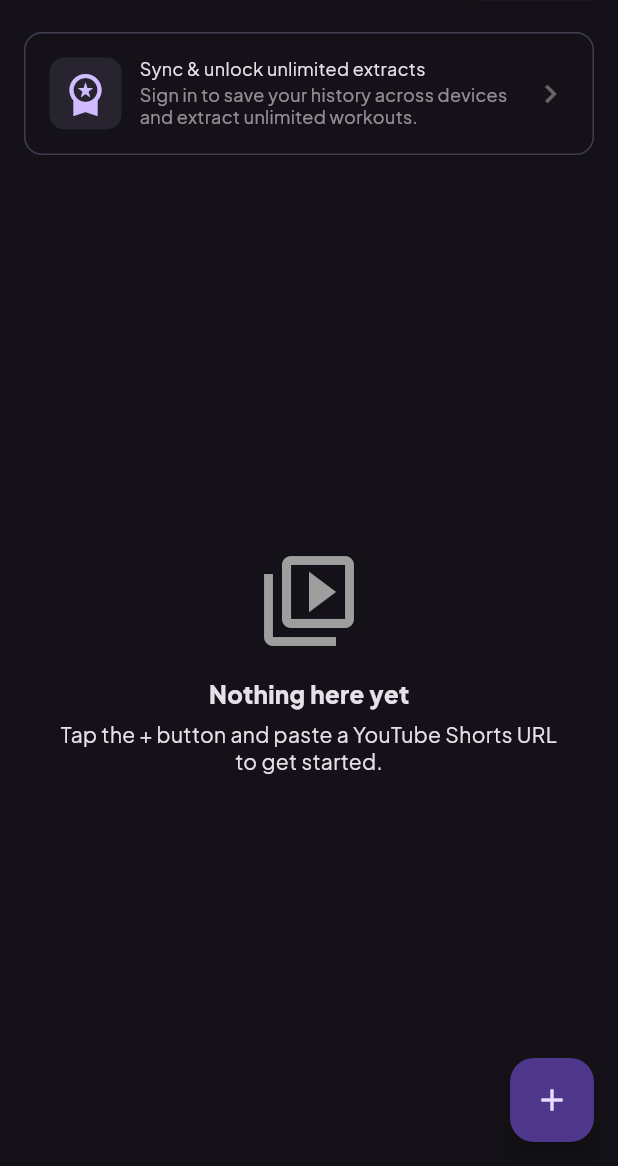
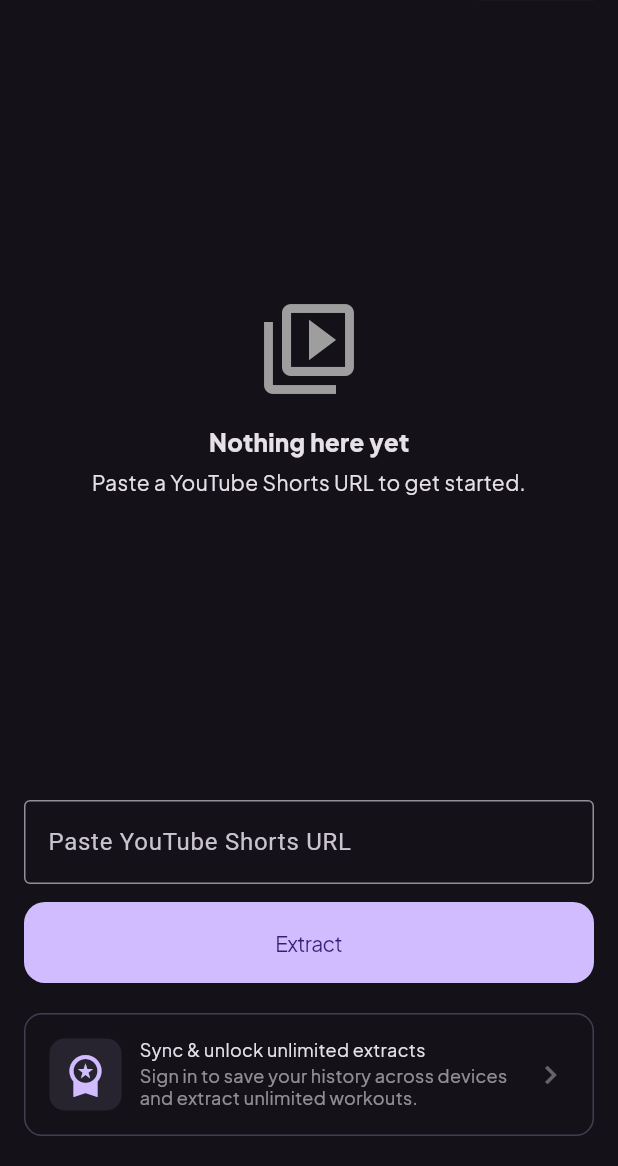
Before and after one commit to nobrefelipe/reelfit, a Flutter app: the screen it shows after launch, on a phone screen of 412 x 824 dp, the part 70-1236 px from its top. Run offline on Flutter 3.47's test engine with Material 3 defaults, Android fonts, the phone set to English and light mode, and no system bars; our stand-ins replace fl_chart, go_router, google_fonts, shared_preferences, supabase_flutter; missing offline and left inert: family_bottom_sheet; accounts and stored records are empty.

Commit message:
Refactor Extract functionality and improve HomeScreen layout
- Removed ExtractSheet and integrated its functionality into a new ExtractInput widget for better modularity.
- Updated HomeScreen to utilize ExtractInput for URL extraction, enhancing user experience.
- Improved error handling for extraction results, providing clearer feedback for users.
- Simplified guest counter banner logic and removed dismiss functionality for a cleaner interface.
- Adjusted empty state messaging for clarity and conciseness.

```diff
--- a/lib/views/home/home_screen.dart
+++ b/lib/views/home/home_screen.dart
@@ -5,13 +5,14 @@ import '../../controllers/extract_controller.dart';
 import '../../controllers/history_controller.dart';
 import '../../core/atomic_state/result.dart';
 import '../../core/global_atoms.dart';
+import '../../core/ui/notifications/snackbar/snackbar.dart';
 import '../../core/ui/text.dart';
 import '../../models/video_model.dart';
 import '../auth/sign_in_sheet.dart';
 import '../auth/widgets/profile_button.dart';
 import '../auth/widgets/sign_in_button.dart';
-import 'extract_sheet.dart';
 import 'widgets/empty_state.dart';
+import 'widgets/extract_input.dart';
 import 'widgets/guest_counter_banner.dart';
 import 'widgets/sign_in_banner.dart';
 import 'widgets/skeleton_list.dart';
@@ -25,6 +26,8 @@ class HomeScreen extends StatefulWidget {
 }
 
 class _HomeScreenState extends State<HomeScreen> {
+  final _urlController = TextEditingController();
+
   @override
   void initState() {
     super.initState();
@@ -36,6 +39,7 @@ class _HomeScreenState extends State<HomeScreen> {
 
   @override
   void dispose() {
+    _urlController.dispose();
     authState.removeListener(_onAuthChanged);
     extractResult.removeListener(_onExtractResult);
     super.dispose();
@@ -47,6 +51,7 @@ class _HomeScreenState extends State<HomeScreen> {
     if (!mounted) return;
     final result = extractResult.value;
     if (result is Success<VideoModel>) {
+      _urlController.clear();
       final video = result.value;
       if (video.type == 'workout') {
         context.go('/workout/${video.videoId}');
@@ -55,13 +60,18 @@ class _HomeScreenState extends State<HomeScreen> {
         context.go('/diet/${video.videoId}');
         extractController.reset();
       }
-    } else if (result is Failure<VideoModel> && result.message == 'guest_limit') {
+    } else if (result is Failure<VideoModel>) {
+      final msg = result.message;
+      if (msg == 'guest_limit') {
         extractController.reset();
         SignInSheet.show(
           context,
           title: "You've used your 3 free extracts",
           subtitle: 'Sign in with Google to save unlimited workouts and track your progress.',
         );
+      } else {
+        UIKShowSnackBar(context, message: msg, type: UIKSnackBarType.error);
+      }
     }
   }
 
@@ -79,21 +89,11 @@ class _HomeScreenState extends State<HomeScreen> {
         crossAxisAlignment: CrossAxisAlignment.stretch,
         children: [
           if (extractController.isGuest)
-            guestBannerDismissed(
-              (dismissed) => dismissed
-                  ? const SizedBox.shrink()
-                  : guestCount(
+            guestCount(
               (count) => count > 0
-                          ? GuestCounterBanner(
-                              used: count,
-                              onDismiss: () => guestBannerDismissed.emit(true),
-                            )
+                  ? GuestCounterBanner(used: count)
                   : const SizedBox.shrink(),
             ),
-            )
-          else
-            const SizedBox.shrink(),
-          if (extractController.isGuest) const SignInBanner(),
           Expanded(
             child: history(
               loading: () => const SkeletonList(),
@@ -102,11 +102,10 @@ class _HomeScreenState extends State<HomeScreen> {
               success: VideoList.new,
             ),
           ),
+          ExtractInput(urlController: _urlController),
+          if (extractController.isGuest) const SignInBanner(),
+          const SizedBox(height: 20),
         ],
-      ),
-      floatingActionButton: FloatingActionButton(
-        onPressed: () => ExtractSheet.show(context),
-        child: const Icon(Icons.add),
       ),
     );
   }
--- a/lib/views/home/widgets/empty_state.dart
+++ b/lib/views/home/widgets/empty_state.dart
@@ -18,7 +18,7 @@ class EmptyState extends StatelessWidget {
             UIKText.h5('Nothing here yet'),
             const SizedBox(height: 8),
             UIKText.body(
-              'Tap the + button and paste a YouTube Shorts URL to get started.',
+              'Paste a YouTube Shorts URL to get started.',
               textAlign: TextAlign.center,
             ),
           ],
--- /dev/null
+++ b/lib/views/home/widgets/extract_input.dart
@@ -0,0 +1,38 @@
+import 'package:flutter/material.dart';
+
+import '../../../controllers/extract_controller.dart';
+import '../../../core/ui/buttons/ui_kit_button.dart';
+
+class ExtractInput extends StatelessWidget {
+  const ExtractInput({super.key, required this.urlController});
+
+  final TextEditingController urlController;
+
+  @override
+  Widget build(BuildContext context) {
+    return Padding(
+      padding: const EdgeInsets.fromLTRB(16, 16, 16, 8),
+      child: Column(
+        crossAxisAlignment: CrossAxisAlignment.stretch,
+        children: [
+          TextField(
+            controller: urlController,
+            keyboardType: TextInputType.url,
+            textInputAction: TextInputAction.go,
+            onSubmitted: (_) => extractController.extract(urlController.text.trim()),
+            decoration: const InputDecoration(
+              hintText: 'Paste YouTube Shorts URL',
+              border: OutlineInputBorder(),
+            ),
+          ),
+          const SizedBox(height: 12),
+          UIKButton.primary(
+            label: 'Extract',
+            onTap: () async => extractController.extract(urlController.text.trim()),
+            fullWidth: true,
+          ),
+        ],
+      ),
+    );
+  }
+}
```
Also changed, not shown: lib/views/home/extract_sheet.dart (deleted, +0 -159 lines), lib/views/home/widgets/guest_counter_banner.dart (+1 -9 lines), 1 other file. Lines whose indentation alone changed are shown as unchanged.
